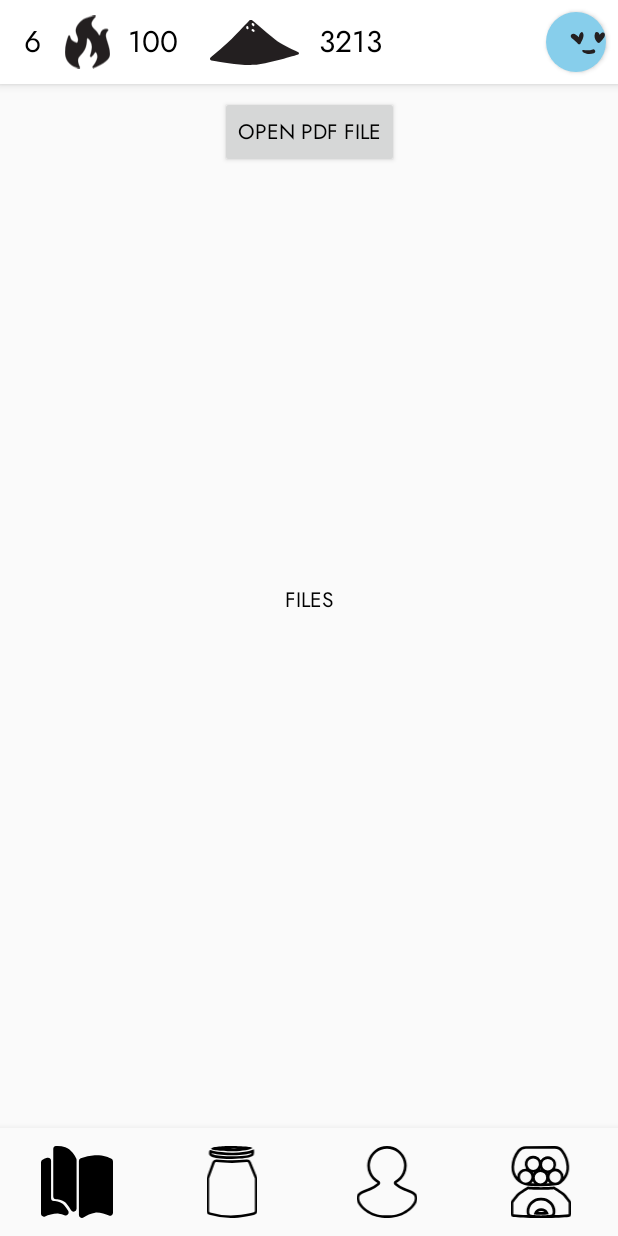
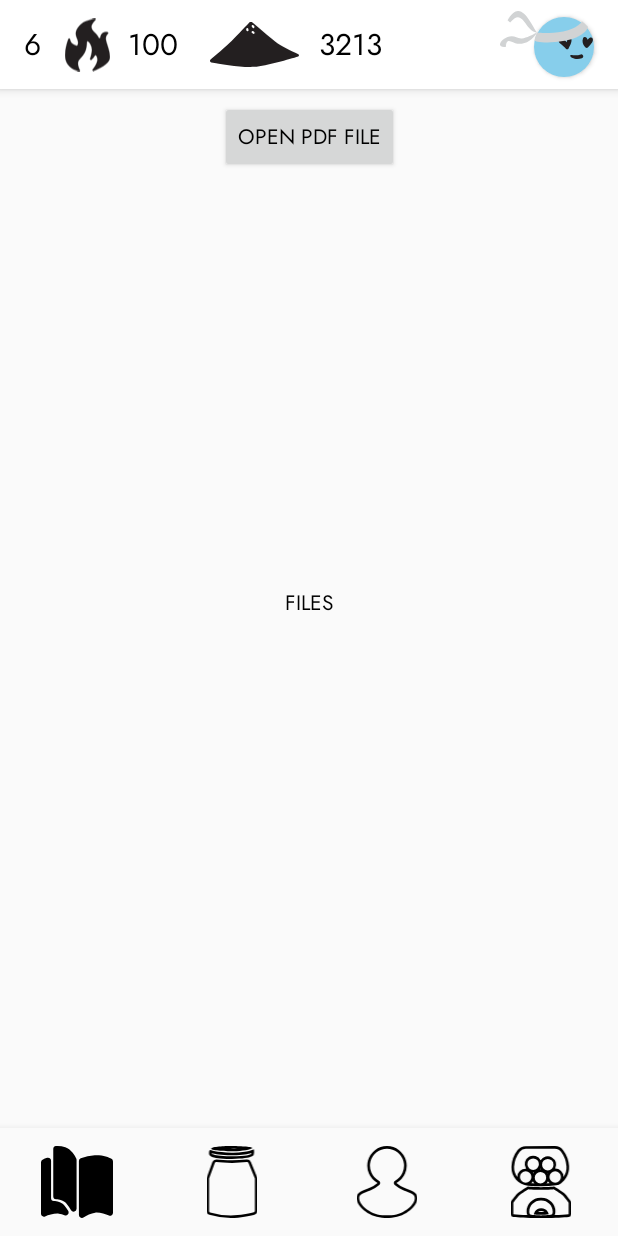
Before and after one commit to LiuZechu/Jars, an Android app: the screen it shows after launch (MainActivity), on a phone screen of 412 x 824 dp. Run offline under Robolectric (Android 15) with nearby library versions, the light colour scheme and no system bars.

Commit message:
Training Button
Added headband to training button.

```diff
--- /dev/null
+++ b/app/src/main/res/drawable/ic_headband.xml
@@ -0,0 +1,6 @@
+<vector android:height="65dp" android:viewportHeight="64.6"
+    android:viewportWidth="159.86" android:width="160dp" xmlns:android="http://schemas.android.com/apk/res/android">
+    <path android:fillColor="#d1d3d4" android:pathData="M62.59,53l-0.06,0.19h0c0.77,0.33 17.3,7 54.75,0.26 37.09,-6.7 42.23,-23.69 42.54,-24.82a0.28,0.28 0,0 0,0 -0.06l-0.25,-0.23 0,0a55.16,55.16 0,0 0,-9.65 -9.17l-0.73,-0.69 -0.06,0.11c-0.77,1.28 -8.68,13.44 -34.52,18.11 -26.57,4.81 -46.07,2.1 -47.11,1.95h0l-0.09,0.28A54.4,54.4 0,0 0,62.59 53Z"/>
+    <path android:fillColor="#d1d3d4" android:pathData="M67.54,38.63C56.47,26.16 38.37,-26.27 13.82,16.5l4.59,4.31C42.08,-8.51 45.28,37.7 67.54,38.63Z"/>
+    <path android:fillColor="#d1d3d4" android:pathData="M67.54,38.63C58.46,52.27 47.93,59.82 31.63,58.87c-8.67,-0.51 -19.75,-14.23 -21,5.6 -22.33,2 -5.08,-19.14 10.59,-19.11 6.73,0 10.87,4.47 18.48,3.89C48.75,48.58 59.16,42.25 67.54,38.63Z"/>
+</vector>
--- a/app/src/main/res/font/semi.xml
+++ b/app/src/main/res/font/semi.xml
@@ -3,10 +3,8 @@
     xmlns:app="http://schemas.android.com/apk/res-auto">
     <font
         android:fontStyle="normal"
-        android:fontWeight="600"
         android:font="@font/jost_semi"
         app:fontStyle="normal"
-        app:fontWeight="600"
         app:font="@font/jost_semi"
         />
 </font-family>
--- a/app/src/main/res/layout/activity_main.xml
+++ b/app/src/main/res/layout/activity_main.xml
@@ -14,20 +14,20 @@
         android:layout_marginStart="0dp"
         android:layout_marginEnd="0dp"
         android:background="?android:attr/windowBackground"
+        app:itemIconSize="48dp"
+        app:itemIconTint="@android:color/black"
+        app:labelVisibilityMode="unlabeled"
         app:layout_constraintBottom_toBottomOf="parent"
         app:layout_constraintLeft_toLeftOf="parent"
         app:layout_constraintRight_toRightOf="parent"
-        app:itemIconTint="@android:color/black"
-        app:itemIconSize="48dp"
-        app:labelVisibilityMode="unlabeled"
         app:menu="@menu/bottom_nav_menu" />
 
     <android.support.constraint.ConstraintLayout
         android:id="@+id/topbar_layout"
         android:layout_width="0dp"
         android:layout_height="wrap_content"
+        android:background="@android:color/white"
         android:elevation="4dp"
-        android:background="@android:color/white"
         app:layout_constraintEnd_toEndOf="parent"
         app:layout_constraintHorizontal_bias="0.0"
         app:layout_constraintStart_toStartOf="parent"
@@ -61,6 +61,7 @@
             android:layout_marginLeft="16dp"
             android:layout_marginTop="8dp"
             android:layout_marginBottom="8dp"
+            android:fontFamily="@font/semi"
             android:text="6"
             android:textSize="20sp"
             app:layout_constraintBottom_toBottomOf="parent"
@@ -94,30 +95,49 @@
             app:layout_constraintTop_toTopOf="parent" />
 
         <RelativeLayout
-            android:layout_width="wrap_content"
-            android:layout_height="wrap_content"
+            android:layout_marginTop="3dp"
             app:layout_constraintBottom_toBottomOf="parent"
             app:layout_constraintEnd_toEndOf="parent"
-            app:layout_constraintTop_toTopOf="parent">
+            app:layout_constraintTop_toTopOf="parent"
+            android:layout_width="wrap_content"
+            android:layout_height="match_parent">
+
+            <ImageView
+                android:layout_alignParentEnd="true"
+                android:layout_alignParentTop="true"
+                android:layout_marginTop="4dp"
+                android:layout_marginEnd="13dp"
+                android:id="@+id/training_headband"
+                android:layout_width="72dp"
+                android:layout_height="24dp"
+                android:elevation="90dp"
+                android:src="@drawable/ic_headband" />
+
+            <RelativeLayout
+                android:layout_alignParentEnd="true"
+                android:layout_centerVertical="true"
+                android:layout_width="72dp"
+                android:layout_height="56dp">
+
                 <ImageView
                     android:id="@+id/training_expression"
-                android:src="@drawable/ic_expression0"
-                android:layout_centerInParent="true"
                     android:layout_width="48dp"
                     android:layout_height="48dp"
-                android:elevation="88dp"/>
+                    android:layout_centerInParent="true"
+                    android:elevation="88dp"
+                    android:src="@drawable/ic_expression0" />
 
                 <Button
                     android:id="@+id/training_button"
-                android:layout_centerInParent="true"
                     android:layout_width="40dp"
                     android:layout_height="40dp"
+                    android:layout_centerInParent="true"
                     android:layout_marginTop="8dp"
                     android:layout_marginEnd="16dp"
                     android:layout_marginRight="16dp"
                     android:layout_marginBottom="8dp"
-                android:background="@drawable/training_button"
-                />
+                    android:background="@drawable/training_button" />
+            </RelativeLayout>
         </RelativeLayout>
     </android.support.constraint.ConstraintLayout>
 
@@ -128,7 +148,6 @@
         app:layout_constraintBottom_toTopOf="@+id/nav_view"
         app:layout_constraintEnd_toEndOf="parent"
         app:layout_constraintStart_toStartOf="parent"
-        app:layout_constraintTop_toBottomOf="@+id/topbar_layout">
-    </FrameLayout>
+        app:layout_constraintTop_toBottomOf="@+id/topbar_layout"></FrameLayout>
 
 </android.support.constraint.ConstraintLayout>
```
Lines whose indentation alone changed are shown as unchanged.
